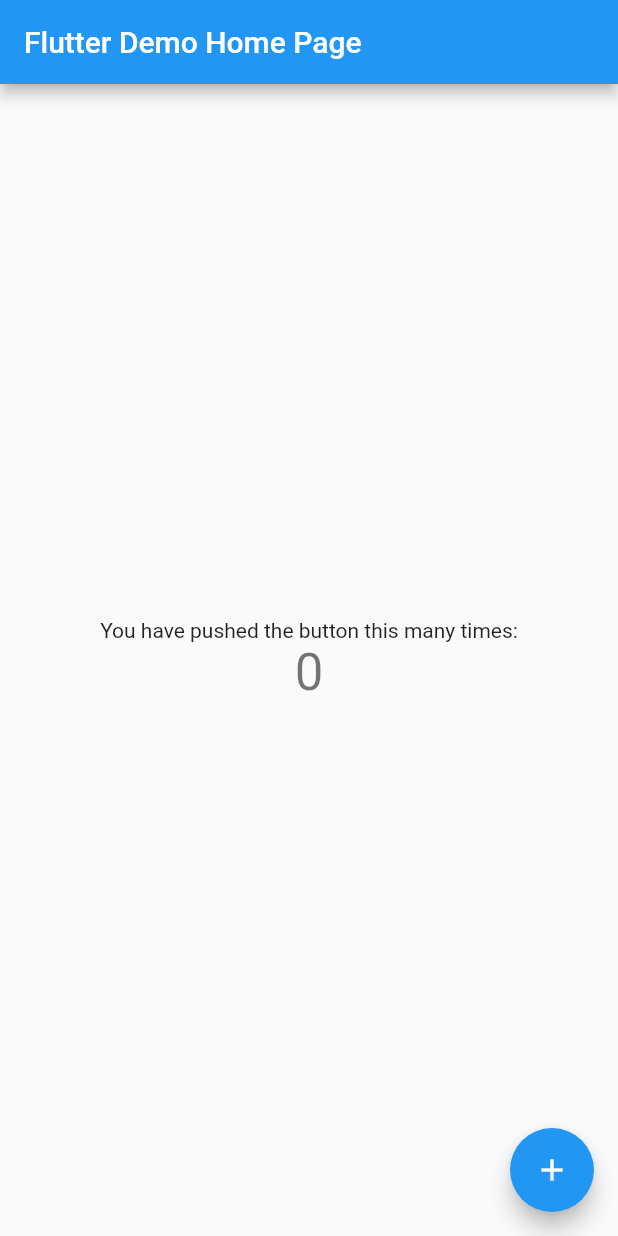
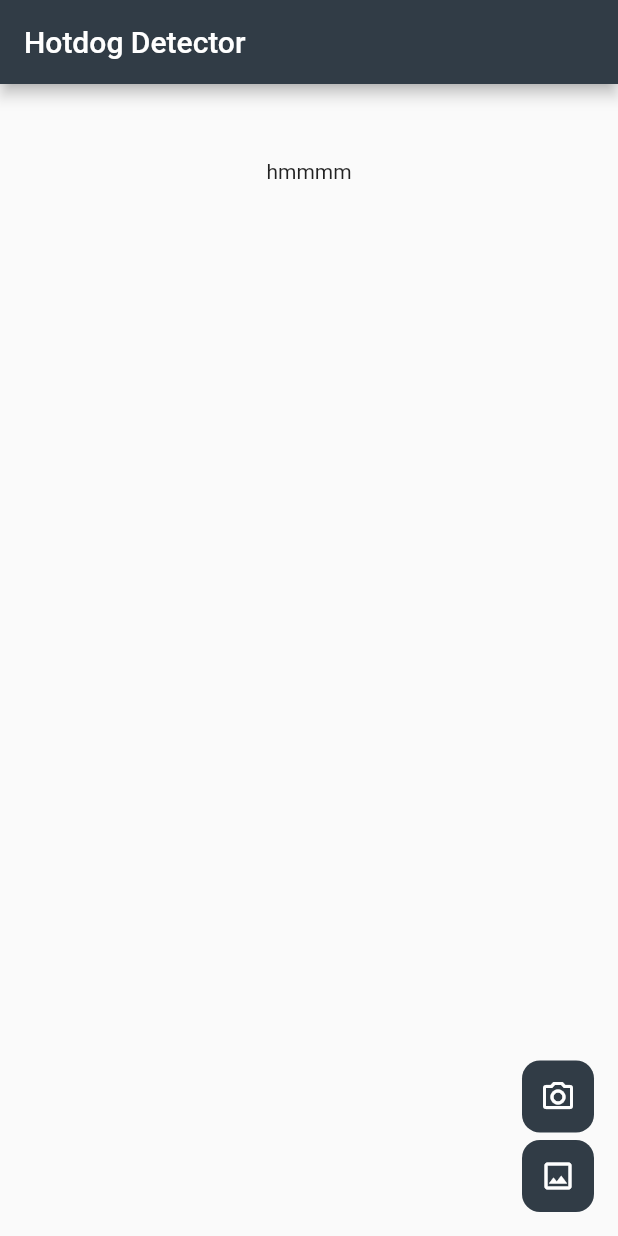
Before and after one commit to trux-del/hotdog_rec, a Flutter app: the screen it shows after launch, on a phone screen of 412 x 824 dp. Run offline on Flutter 3.47's test engine with Material 2 defaults, Android fonts, the light colour scheme and no system bars; our stand-ins replace image_picker; missing offline and left inert: tflite.

Commit message:
commit on main

```diff
--- /dev/null
+++ b/hotdog_rec/assets/labels.txt
@@ -0,0 +1,2 @@
+0 Hotdog
+1 No Hotdog
--- a/hotdog_rec/lib/main.dart
+++ b/hotdog_rec/lib/main.dart
@@ -1,4 +1,5 @@
 import 'package:flutter/material.dart';
+import 'package:hotdog_rec/pages/home_page.dart';
 
 void main() {
   runApp(const MyApp());
@@ -11,105 +12,12 @@
   @override
   Widget build(BuildContext context) {
     return MaterialApp(
-      title: 'Flutter Demo',
+      debugShowCheckedModeBanner: false,
+      title: 'Hot Dog Recognition',
       theme: ThemeData(
-        // This is the theme of your application.
-        //
-        // Try running your application with "flutter run". You'll see the
-        // application has a blue toolbar. Then, without quitting the app, try
-        // changing the primarySwatch below to Colors.green and then invoke
-        // "hot reload" (press "r" in the console where you ran "flutter run",
-        // or simply save your changes to "hot reload" in a Flutter IDE).
-        // Notice that the counter didn't reset back to zero; the application
-        // is not restarted.
         primarySwatch: Colors.blue,
       ),
-      home: const MyHomePage(title: 'Flutter Demo Home Page'),
+      home: const HomePage(),
     );
   }
 }
-
-class MyHomePage extends StatefulWidget {
-  const MyHomePage({Key? key, required this.title}) : super(key: key);
-
-  // This widget is the home page of your application. It is stateful, meaning
-  // that it has a State object (defined below) that contains fields that affect
-  // how it looks.
-
-  // This class is the configuration for the state. It holds the values (in this
-  // case the title) provided by the parent (in this case the App widget) and
-  // used by the build method of the State. Fields in a Widget subclass are
-  // always marked "final".
-
-  final String title;
-
-  @override
-  State<MyHomePage> createState() => _MyHomePageState();
-}
-
-class _MyHomePageState extends State<MyHomePage> {
-  int _counter = 0;
-
-  void _incrementCounter() {
-    setState(() {
-      // This call to setState tells the Flutter framework that something has
-      // changed in this State, which causes it to rerun the build method below
-      // so that the display can reflect the updated values. If we changed
-      // _counter without calling setState(), then the build method would not be
-      // called again, and so nothing would appear to happen.
-      _counter++;
-    });
-  }
-
-  @override
-  Widget build(BuildContext context) {
-    // This method is rerun every time setState is called, for instance as done
-    // by the _incrementCounter method above.
-    //
-    // The Flutter framework has been optimized to make rerunning build methods
-    // fast, so that you can just rebuild anything that needs updating rather
-    // than having to individually change instances of widgets.
-    return Scaffold(
-      appBar: AppBar(
-        // Here we take the value from the MyHomePage object that was created by
-        // the App.build method, and use it to set our appbar title.
-        title: Text(widget.title),
-      ),
-      body: Center(
-        // Center is a layout widget. It takes a single child and positions it
-        // in the middle of the parent.
-        child: Column(
-          // Column is also a layout widget. It takes a list of children and
-          // arranges them vertically. By default, it sizes itself to fit its
-          // children horizontally, and tries to be as tall as its parent.
-          //
-          // Invoke "debug painting" (press "p" in the console, choose the
-          // "Toggle Debug Paint" action from the Flutter Inspector in Android
-          // Studio, or the "Toggle Debug Paint" command in Visual Studio Code)
-          // to see the wireframe for each widget.
-          //
-          // Column has various properties to control how it sizes itself and
-          // how it positions its children. Here we use mainAxisAlignment to
-          // center the children vertically; the main axis here is the vertical
-          // axis because Columns are vertical (the cross axis would be
-          // horizontal).
-          mainAxisAlignment: MainAxisAlignment.center,
-          children: <Widget>[
-            const Text(
-              'You have pushed the button this many times:',
-            ),
-            Text(
-              '$_counter',
-              style: Theme.of(context).textTheme.headline4,
-            ),
-          ],
-        ),
-      ),
-      floatingActionButton: FloatingActionButton(
-        onPressed: _incrementCounter,
-        tooltip: 'Increment',
-        child: const Icon(Icons.add),
-      ), // This trailing comma makes auto-formatting nicer for build methods.
-    );
-  }
-}
--- /dev/null
+++ b/hotdog_rec/lib/pages/home_page.dart
@@ -0,0 +1,135 @@
+import 'dart:io';
+
+import 'package:flutter/material.dart';
+import 'package:image_picker/image_picker.dart';
+import 'package:tflite/tflite.dart';
+
+class HomePage extends StatefulWidget {
+  const HomePage({ Key? key }) : super(key: key);
+
+  @override
+  State<HomePage> createState() => _HomePageState();
+}
+
+class _HomePageState extends State<HomePage> {
+
+  PickedFile? _image;
+  bool _loading = false ;
+  List<dynamic>? _outputs;
+
+  @override
+  void initState() {
+    // TODO: implement initState
+    super.initState();
+    loadModel();
+  }
+
+  @override
+  Widget build(BuildContext context) {
+    return Scaffold(
+      appBar: AppBar(
+        backgroundColor: const Color(0xff313C46),
+        title: const Text("Hotdog Detector"),
+      ),
+      body: _loading ? const Center(
+        child: CircularProgressIndicator(color: Colors.blue,),
+      ) : SingleChildScrollView(
+        scrollDirection: Axis.vertical,
+        child: Padding(
+          padding: const EdgeInsets.all(20.0),
+          child: Column(
+            mainAxisAlignment: MainAxisAlignment.start,
+            crossAxisAlignment: CrossAxisAlignment.center,
+                children: [
+                  _image == null ? Container() : Image.file(File(_image!.path), fit: BoxFit.contain,),
+                  const SizedBox(
+                    height: 30,
+                  ),
+                  _outputs != null ?
+                    Text("${_outputs![0]["label"]}", style: const TextStyle(
+                      color: Colors.black,
+                      fontSize: 20.0,
+                    ),)
+                  : Container(child: Text("hmmmm")),
+                ],
+            ),
+        ),
+      ),
+      floatingActionButton: Column(
+        mainAxisAlignment: MainAxisAlignment.end,
+        children: [
+          Container(
+            decoration: BoxDecoration(
+              borderRadius: BorderRadius.circular(12.0),
+              color: const Color(0xff313C46),
+            ),
+            child: IconButton(
+              icon: const Icon(Icons.photo_camera_outlined, color: Colors.white,),
+              onPressed: chooseCameraImage,
+            ),
+          ),
+          SizedBox(height: 5,),
+          Container(
+            decoration: BoxDecoration(
+              borderRadius: BorderRadius.circular(12.0),
+              color: const Color(0xff313C46),
+            ),
+            child: IconButton(
+              icon: const Icon(Icons.image_outlined, color: Colors.white,),
+              onPressed: chooseGalleryImage,
+            ),
+          ),
+        ],
+      ),
+    );
+  }
+
+  Future chooseCameraImage() async {
+    var image = await ImagePicker().getImage(source: ImageSource.camera);
+
+    setState(() {
+      _image = image;
+    });
+    classifyImage(_image);
+  }
+
+  Future chooseGalleryImage() async {
+    var image = await ImagePicker().getImage(source: ImageSource.gallery);
+
+    setState(() {
+      _image = image;
+    });
+    classifyImage(_image);
+  }
+
+  classifyImage(image) async {
+    var output = await Tflite.runModelOnImage(
+      path: image.path,
+      numResults: 2,
+      threshold: 0.5,
+      imageMean: 127.5,
+      imageStd: 127.5,
+    );
+    if (output == null) print("lol");
+    setState(() {
+      _loading = false;
+      _outputs = output;
+      print("output: " + output.toString());
+    });
+  }
+
+  loadModel() async {
+    await Tflite.loadModel(
+      model: "assets/model_unquant.tflite",
+      labels: "assets/labels.txt"
+    );
+  }
+
+
+  @override
+  void dispose() {
+    // TODO: implement dispose
+    super.dispose();
+  }
+
+}
```
Also changed, not shown: hotdog_rec/pubspec.yaml (+5 -2 lines), hotdog_rec/pubspec.lock, 2 other files.
